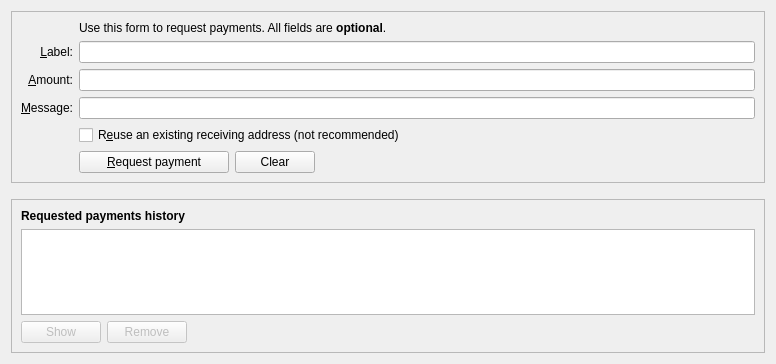
The window that src/qt/forms/receivecoinsdialog.ui (CostlyDev/Costly) describes before a commit, drawn with Qt 5.
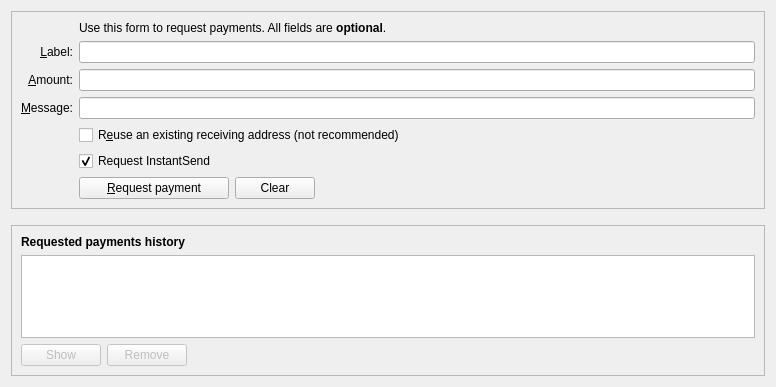
The same window after the commit. Custom widgets are drawn as their Qt base class.

```diff
--- a/src/qt/forms/receivecoinsdialog.ui
+++ b/src/qt/forms/receivecoinsdialog.ui
@@ -7,7 +7,7 @@
     <x>0</x>
     <y>0</y>
     <width>776</width>
-    <height>364</height>
+    <height>387</height>
    </rect>
   </property>
   <layout class="QVBoxLayout" name="verticalLayout" stretch="0,0,1">
@@ -127,7 +127,7 @@
           </property>
          </widget>
         </item>
-        <item row="8" column="2">
+        <item row="9" column="2">
          <layout class="QHBoxLayout" name="horizontalLayout">
           <item>
            <widget class="QPushButton" name="receiveButton">
@@ -176,13 +176,23 @@
           </item>
          </layout>
         </item>
-        <item row="8" column="0">
+        <item row="9" column="0">
          <widget class="QLabel" name="label_7">
           <property name="text">
            <string/>
           </property>
          </widget>
         </item>
+        <item row="8" column="2">
+         <widget class="QCheckBox" name="checkUseInstantSend">
+          <property name="text">
+           <string>Request InstantSend</string>
+          </property>
+          <property name="checked">
+           <bool>true</bool>
+          </property>
+         </widget>
+        </item>
        </layout>
       </item>
      </layout>
```
